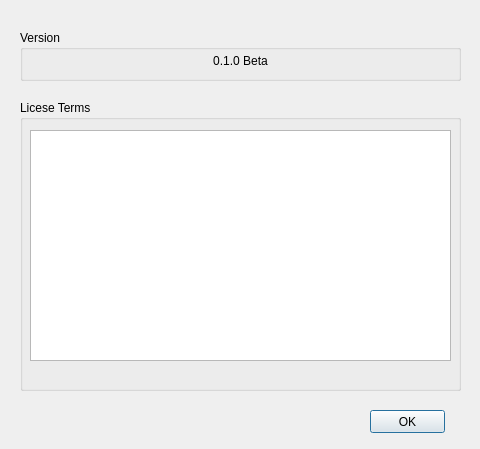
Above: source/ui/aboutSSVG.ui from whiskie14142/SolarSystemVoyager before the change. Below: the same form after it.
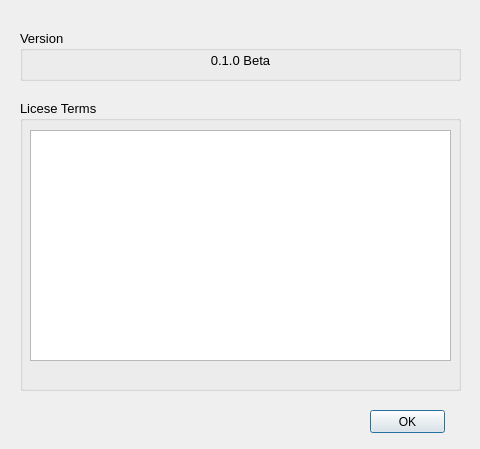
That is the form after the change.

```diff
--- a/source/ui/aboutSSVG.ui
+++ b/source/ui/aboutSSVG.ui
@@ -22,6 +22,12 @@
     <height>449</height>
    </size>
   </property>
+  <property name="font">
+   <font>
+    <family>Yu Gothic UI</family>
+    <pointsize>10</pointsize>
+   </font>
+  </property>
   <property name="windowTitle">
    <string>about SSVG</string>
   </property>
@@ -40,6 +46,11 @@
      <height>23</height>
     </rect>
    </property>
+   <property name="font">
+    <font>
+     <pointsize>9</pointsize>
+    </font>
+   </property>
    <property name="text">
     <string>OK</string>
    </property>
```
